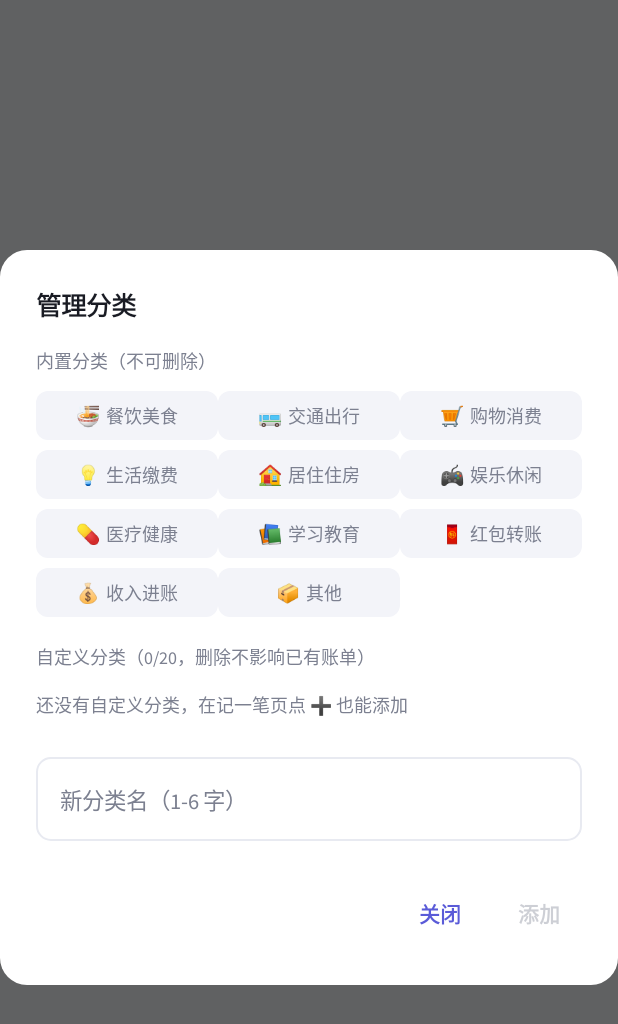
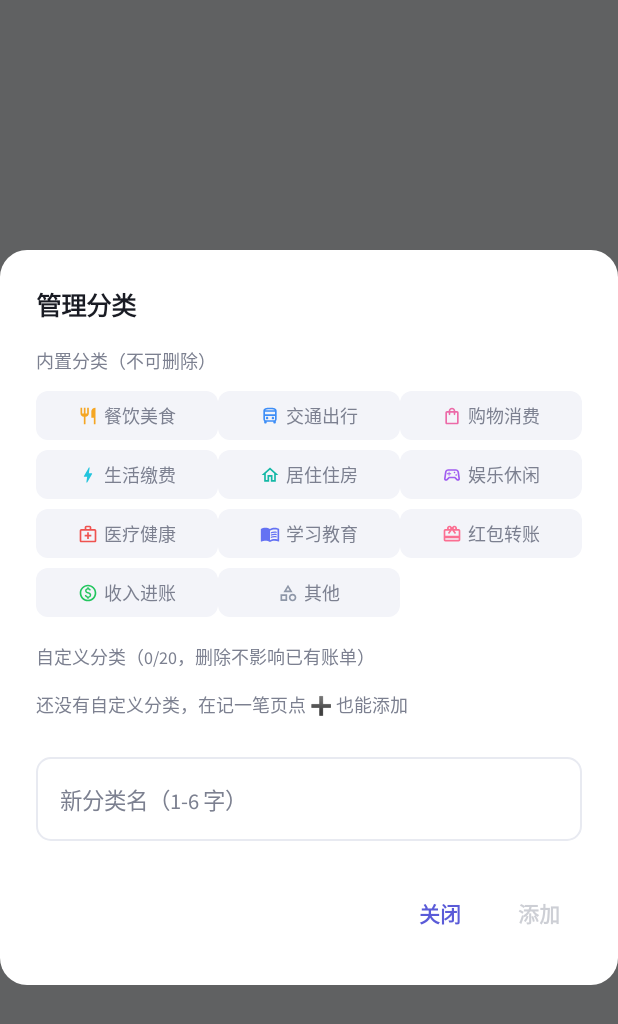
Before and after one commit to cddd-yin/jizhang-app, an Android app built with Jetpack Compose: the composable CategoryManageDialog shown on its own in the app's theme, on a phone screen of 412 x 824 dp. Shown: the top 1024 px of the screen. Run offline under Robolectric (Android 15) with nearby library versions, the light colour scheme and no system bars; 1 statement that could not run was skipped.

Commit message:
v4.4.0: 分类图标极简线性化——Material 官方线条图标替代 emoji（用户嫌 emoji low）
- CategoryCircle/记一笔分类格/分类管理三处统一换 Material Outlined 线条图标：餐饮Restaurant/公交DirectionsBus/购物ShoppingBag/缴费Bolt/居住Home/娱乐SportsEsports/医疗MedicalServices/教育MenuBook/红包CardGiftcard/收入Paid/其他Category/自定义Label
- 线条 tint 分类专属色（色+形双通道识别）；选中态白线满色底
- CategoryRules.icon(emoji) 保留为非 UI 兜底，界面层不再使用

```diff
--- a/app/build.gradle.kts
+++ b/app/build.gradle.kts
@@ -13,8 +13,8 @@
         applicationId = "com.yang.jizhang"
         minSdk = 26
         targetSdk = 35
-        versionCode = 30
-        versionName = "4.3.0"
+        versionCode = 31
+        versionName = "4.4.0"
     }
 
     buildTypes {
--- a/app/src/main/java/com/yang/jizhang/ui/CategoryManageDialog.kt
+++ b/app/src/main/java/com/yang/jizhang/ui/CategoryManageDialog.kt
@@ -75,7 +75,7 @@
                                 horizontalArrangement = Arrangement.Center,
                                 verticalAlignment = Alignment.CenterVertically,
                             ) {
-                                Text(CategoryRules.icon(cat), fontSize = 13.sp)
+                                androidx.compose.material3.Icon(categoryIcon(cat), contentDescription = cat, tint = categoryHue(cat), modifier = Modifier.size(13.dp))
                                 Spacer(Modifier.width(4.dp))
                                 Text(cat, fontSize = 12.sp, maxLines = 1)
                             }
@@ -106,7 +106,7 @@
                             .padding(vertical = 4.dp),
                         verticalAlignment = Alignment.CenterVertically,
                     ) {
-                        Text(CategoryRules.icon(cat), fontSize = 16.sp)
+                        androidx.compose.material3.Icon(categoryIcon(cat), contentDescription = cat, tint = categoryHue(cat), modifier = Modifier.size(17.dp))
                         Spacer(Modifier.width(10.dp))
                         Text(cat, fontSize = 15.sp, modifier = Modifier.weight(1f))
                         Text(
--- a/app/src/main/java/com/yang/jizhang/ui/UiKit.kt
+++ b/app/src/main/java/com/yang/jizhang/ui/UiKit.kt
@@ -47,6 +47,19 @@
 import androidx.compose.ui.unit.Dp
 import androidx.compose.ui.unit.dp
 import androidx.compose.ui.unit.sp
+import androidx.compose.material.icons.Icons
+import androidx.compose.material.icons.outlined.Bolt
+import androidx.compose.material.icons.outlined.CardGiftcard
+import androidx.compose.material.icons.outlined.Category
+import androidx.compose.material.icons.outlined.DirectionsBus
+import androidx.compose.material.icons.outlined.Home
+import androidx.compose.material.icons.outlined.Label
+import androidx.compose.material.icons.outlined.MedicalServices
+import androidx.compose.material.icons.outlined.MenuBook
+import androidx.compose.material.icons.outlined.Paid
+import androidx.compose.material.icons.outlined.Restaurant
+import androidx.compose.material.icons.outlined.ShoppingBag
+import androidx.compose.material.icons.outlined.SportsEsports
 import com.yang.jizhang.CategoryRules
 import com.yang.jizhang.data.TxEntity
 import com.yang.jizhang.engine.keepalive.ListenerHealth
@@ -58,6 +71,24 @@
  */
 
 // ── 分类圆徽 ──
+
+/**
+ * 分类 → Material 线性图标（v4.4.0：极简线条替代 emoji，官方图标语义保识别）。
+ */
+fun categoryIcon(category: String): androidx.compose.ui.graphics.vector.ImageVector = when (category) {
+    "餐饮美食" -> Icons.Outlined.Restaurant
+    "交通出行" -> Icons.Outlined.DirectionsBus
+    "购物消费" -> Icons.Outlined.ShoppingBag
+    "生活缴费" -> Icons.Outlined.Bolt
+    "居住住房" -> Icons.Outlined.Home
+    "娱乐休闲" -> Icons.Outlined.SportsEsports
+    "医疗健康" -> Icons.Outlined.MedicalServices
+    "学习教育" -> Icons.Outlined.MenuBook
+    "红包转账" -> Icons.Outlined.CardGiftcard
+    "收入进账" -> Icons.Outlined.Paid
+    "其他" -> Icons.Outlined.Category
+    else -> Icons.Outlined.Label
+}
 
 /** 每个分类的专属色相（彩底圆徽 / 统计条共用） */
 fun categoryHue(category: String): Color = when (category) {
@@ -86,9 +117,11 @@
             .background(hue.copy(alpha = if (dark) 0.20f else 0.14f)),
         contentAlignment = Alignment.Center,
     ) {
-        Text(
-            CategoryRules.icon(category),
-            fontSize = (size.value * 0.46f).sp,
+        androidx.compose.material3.Icon(
+            categoryIcon(category),
+            contentDescription = category,
+            tint = hue,
+            modifier = Modifier.size(size * 0.46f),
         )
     }
 }
```
Also changed, not shown: app/src/main/java/com/yang/jizhang/ui/TxEditor.kt (+10 -1 lines).
